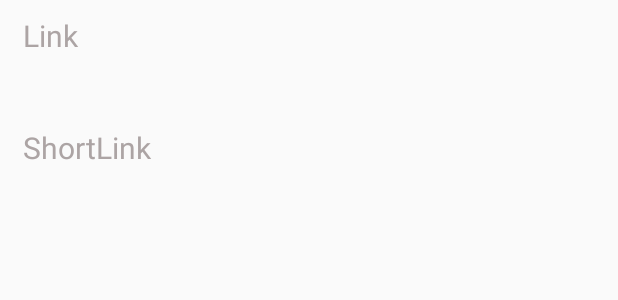
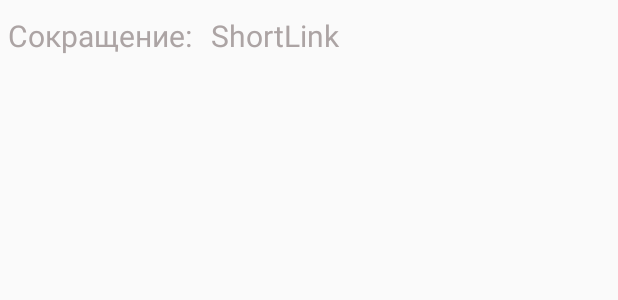
Before and after one commit to saymon-says/ShorterLink, an Android app: the layout list_item.xml on its own in the app's theme, with its tools: preview values and no code run, on a phone screen of 412 x 824 dp. Shown: the top 300 px of the screen. Run offline under Robolectric (Android 15) with nearby library versions, the phone set to English and light mode, and no system bars.

Commit message:
Смена концепции на Map<>, удаление адаптера и коллекции

```diff
--- a/app/src/main/res/layout/list_item.xml
+++ b/app/src/main/res/layout/list_item.xml
@@ -5,36 +5,44 @@
     android:layout_width="match_parent"
     android:layout_height="match_parent">
 
+<!--    <TextView-->
+<!--        android:id="@+id/link"-->
+<!--        android:layout_width="match_parent"-->
+<!--        android:layout_height="40dp"-->
+<!--        android:layout_marginStart="15dp"-->
+<!--        android:layout_marginTop="10dp"-->
+<!--        android:layout_marginEnd="15dp"-->
+<!--        android:text="Link"-->
+<!--        android:textColor="#ACA4A4"-->
+<!--        android:textSize="20dp"-->
+<!--        app:layout_constraintEnd_toEndOf="parent"-->
+<!--        app:layout_constraintHorizontal_bias="0.0"-->
+<!--        app:layout_constraintStart_toStartOf="parent"-->
+<!--        app:layout_constraintTop_toTopOf="parent" />-->
+
+    <LinearLayout
+        android:layout_width="match_parent"
+        android:layout_height="match_parent"
+        android:orientation="horizontal">
+
         <TextView
-        android:id="@+id/link"
-        android:layout_width="match_parent"
-        android:layout_height="40dp"
-        android:layout_marginStart="15dp"
+            android:layout_width="130dp"
+            android:layout_height="30dp"
+            android:layout_marginStart="5dp"
             android:layout_marginTop="10dp"
-        android:layout_marginEnd="15dp"
-        android:text="Link"
+            android:text="Сокращение:"
             android:textColor="#ACA4A4"
-        android:textSize="20dp"
-        app:layout_constraintEnd_toEndOf="parent"
-        app:layout_constraintHorizontal_bias="0.0"
-        app:layout_constraintStart_toStartOf="parent"
-        app:layout_constraintTop_toTopOf="parent" />
+            android:textSize="20dp" />
 
         <TextView
             android:id="@+id/short_link"
             android:layout_width="match_parent"
-        android:layout_height="40dp"
-        android:layout_marginStart="15dp"
-        android:layout_marginTop="5dp"
-        android:layout_marginEnd="15dp"
+            android:layout_height="30dp"
             android:text="ShortLink"
             android:textColor="#ACA4A4"
-        android:textSize="20dp"
-        app:layout_constraintBottom_toBottomOf="parent"
-        app:layout_constraintEnd_toEndOf="parent"
-        app:layout_constraintHorizontal_bias="0.0"
-        app:layout_constraintStart_toStartOf="parent"
-        app:layout_constraintTop_toBottomOf="@+id/link"
-        app:layout_constraintVertical_bias="0.04" />
+            android:layout_marginStart="5dp"
+            android:layout_marginTop="10dp"
+            android:textSize="20dp" />
+    </LinearLayout>
 
 </androidx.constraintlayout.widget.ConstraintLayout>
```
Also changed, not shown: app/src/main/java/com/example/graduatework/LinkList.java (deleted, +0 -39 lines), app/src/main/java/com/example/graduatework/MainActivity.java (+32 -22 lines), app/src/main/java/com/example/graduatework/MyAdapter.java (deleted, +0 -50 lines). Lines whose indentation alone changed are shown as unchanged.
